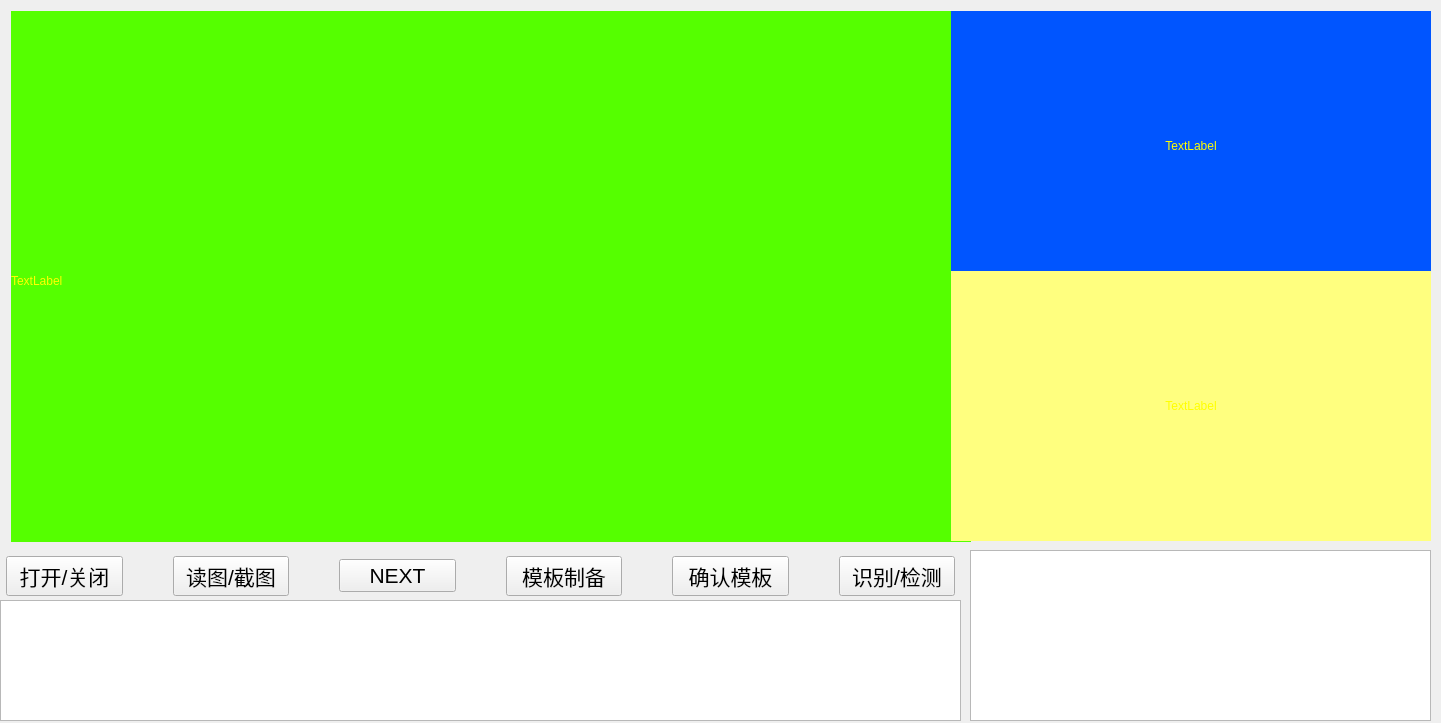
Old version of the form mainwindow.ui in the repository qianrenzhan/QTCTD.
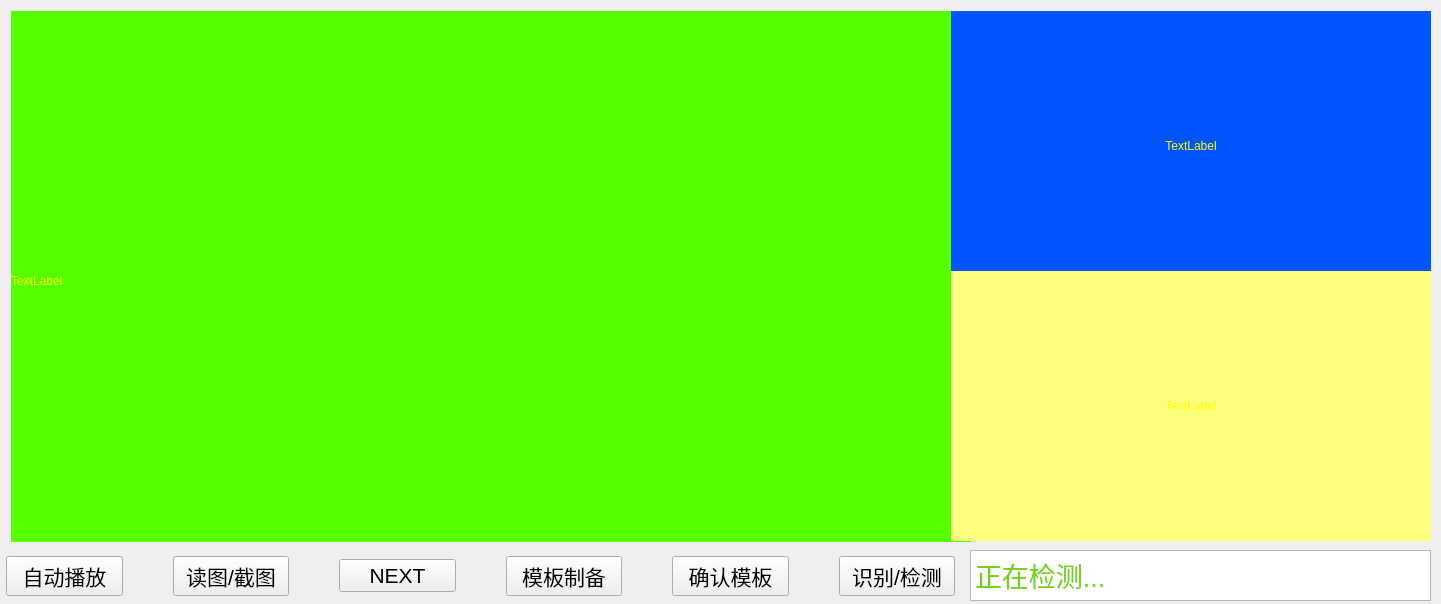
New version of the form.

Commit message: qt python ubuntu

What changed in the file:
```diff
--- a/mainwindow.ui
+++ b/mainwindow.ui
@@ -7,7 +7,7 @@
     <x>0</x>
     <y>0</y>
     <width>1441</width>
-    <height>723</height>
+    <height>604</height>
    </rect>
   </property>
   <property name="windowTitle">
@@ -18,9 +18,9 @@
     <property name="geometry">
      <rect>
       <x>0</x>
-      <y>600</y>
+      <y>610</y>
       <width>961</width>
-      <height>121</height>
+      <height>16</height>
      </rect>
     </property>
    </widget>
@@ -165,7 +165,7 @@
         </font>
        </property>
        <property name="text">
-        <string>打开/关闭</string>
+        <string>自动播放</string>
        </property>
       </widget>
      </item>
@@ -237,9 +237,16 @@
       <x>970</x>
       <y>550</y>
       <width>461</width>
-      <height>171</height>
+      <height>51</height>
      </rect>
     </property>
+    <property name="html">
+     <string>&lt;!DOCTYPE HTML PUBLIC &quot;-//W3C//DTD HTML 4.0//EN&quot; &quot;http://www.w3.org/TR/REC-html40/strict.dtd&quot;&gt;
+&lt;html&gt;&lt;head&gt;&lt;meta name=&quot;qrichtext&quot; content=&quot;1&quot; /&gt;&lt;style type=&quot;text/css&quot;&gt;
+p, li { white-space: pre-wrap; }
+&lt;/style&gt;&lt;/head&gt;&lt;body style=&quot; font-family:'Ubuntu'; font-size:11pt; font-weight:400; font-style:normal;&quot;&gt;
+&lt;p style=&quot; margin-top:0px; margin-bottom:0px; margin-left:0px; margin-right:0px; -qt-block-indent:0; text-indent:0px;&quot;&gt;&lt;span style=&quot; font-size:20pt; color:#73d216;&quot;&gt;正在检测...&lt;/span&gt;&lt;/p&gt;&lt;/body&gt;&lt;/html&gt;</string>
+    </property>
    </widget>
   </widget>
  </widget>
```
The commit also changes 774 other files.
